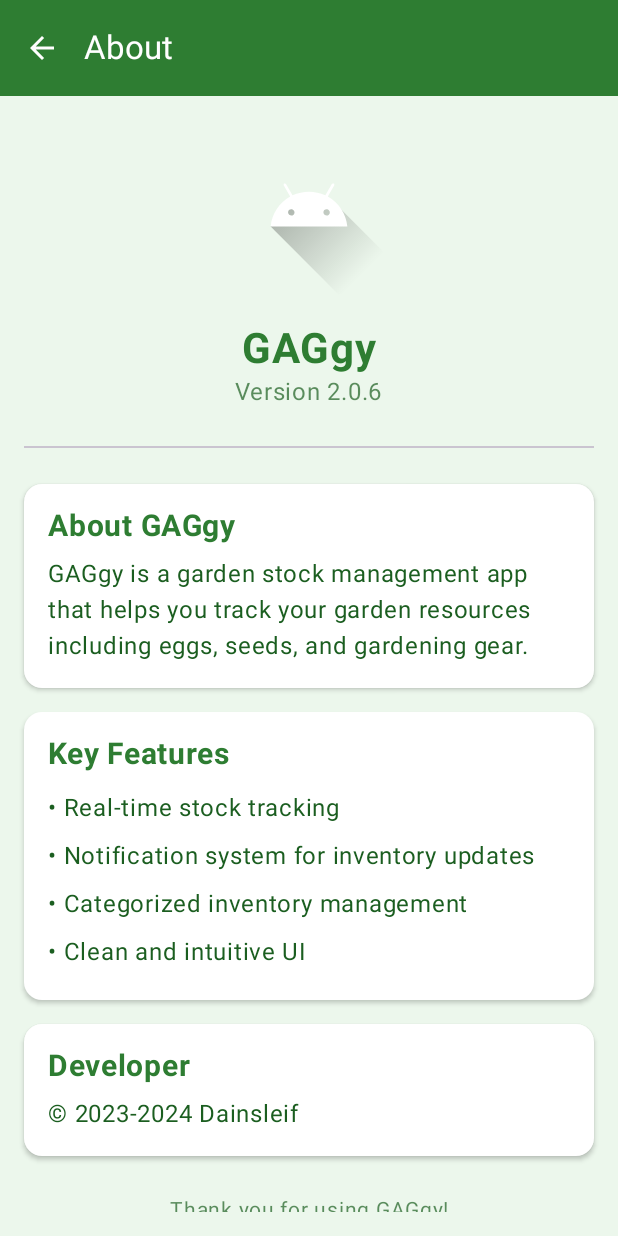
After one commit to jonvicbarcenas/GAGgy, an Android app built with Jetpack Compose: the AboutScreen screen opened through its navigation route, on a phone screen of 412 x 824 dp. The commit adds this screen. Run offline under Robolectric (Android 15) with nearby library versions, the phone set to English and light mode, and no system bars; our stand-ins replace Firebase (no records; nobody signed in at launch, a user with empty details on screens opened directly).

Commit message:
Add About screen with app information and features

```diff
--- a/app/src/main/java/com/dainsleif/gaggy/MainActivity.kt
+++ b/app/src/main/java/com/dainsleif/gaggy/MainActivity.kt
@@ -20,6 +20,7 @@ import androidx.navigation.compose.composable
 import androidx.navigation.compose.rememberNavController
 import com.dainsleif.gaggy.ui.components.GardenListScreen
 import com.dainsleif.gaggy.ui.components.UpdateDialog
+import com.dainsleif.gaggy.ui.screens.AboutScreen
 import com.dainsleif.gaggy.ui.screens.ListToggleScreen
 import com.dainsleif.gaggy.ui.theme.GardenAppTheme
 import com.dainsleif.gaggy.viewmodel.GardenViewModel
@@ -80,12 +81,23 @@ class MainActivity : ComponentActivity() {
                             onCheckForUpdates = {
                                 showUpdateDialog = true
                                 updateViewModel.checkForUpdates()
+                            },
+                            onAboutClick = {
+                                navController.navigate("about")
                             }
                         )
                     }
 
                     composable("notifications") {
                         ListToggleScreen(
+                            onBackPressed = {
+                                navController.popBackStack()
+                            }
+                        )
+                    }
+
+                    composable("about") {
+                        AboutScreen(
                             onBackPressed = {
                                 navController.popBackStack()
                             }
--- a/app/src/main/java/com/dainsleif/gaggy/ui/components/GardenComponents.kt
+++ b/app/src/main/java/com/dainsleif/gaggy/ui/components/GardenComponents.kt
@@ -65,7 +65,8 @@ fun GardenListScreen(
     isLoading: Boolean,
     error: String?,
     onNotificationClick: () -> Unit,
-    onCheckForUpdates: () -> Unit = {}
+    onCheckForUpdates: () -> Unit = {},
+    onAboutClick: () -> Unit = {}
 ) {
     var showMenu by remember { mutableStateOf(false) }
 
@@ -74,7 +75,7 @@ fun GardenListScreen(
             TopAppBar(
                 title = {
                     Text(
-                        text = "Grow A Garden List",
+                        text = "gaggy",
                         color = MaterialTheme.colorScheme.onPrimary,
                         fontWeight = FontWeight.Bold
                     )
@@ -113,6 +114,14 @@ fun GardenListScreen(
                                 onClick = {
                                     showMenu = false
                                     onCheckForUpdates()
+                                }
+                            )
+
+                            DropdownMenuItem(
+                                text = { Text("About") },
+                                onClick = {
+                                    showMenu = false
+                                    onAboutClick()
                                 }
                             )
                         }
@@ -272,7 +281,7 @@ fun GardenHeader() {
         horizontalAlignment = Alignment.CenterHorizontally
     ) {
         Text(
-            text = "Grow A Garden List",
+            text = "GAG Stocks",
             fontSize = 32.sp,
             fontWeight = FontWeight.Bold,
             color = MaterialTheme.colorScheme.primary,
--- /dev/null
+++ b/app/src/main/java/com/dainsleif/gaggy/ui/screens/AboutScreen.kt
@@ -0,0 +1,211 @@
+package com.dainsleif.gaggy.ui.screens
+
+import androidx.compose.foundation.Image
+import androidx.compose.foundation.layout.Arrangement
+import androidx.compose.foundation.layout.Column
+import androidx.compose.foundation.layout.Spacer
+import androidx.compose.foundation.layout.fillMaxSize
+import androidx.compose.foundation.layout.fillMaxWidth
+import androidx.compose.foundation.layout.height
+import androidx.compose.foundation.layout.padding
+import androidx.compose.foundation.layout.size
+import androidx.compose.foundation.rememberScrollState
+import androidx.compose.foundation.shape.CircleShape
+import androidx.compose.foundation.verticalScroll
+import androidx.compose.material.icons.Icons
+import androidx.compose.material.icons.filled.ArrowBack
+import androidx.compose.material3.Card
+import androidx.compose.material3.CardDefaults
+import androidx.compose.material3.Divider
+import androidx.compose.material3.ExperimentalMaterial3Api
+import androidx.compose.material3.Icon
+import androidx.compose.material3.IconButton
+import androidx.compose.material3.MaterialTheme
+import androidx.compose.material3.Scaffold
+import androidx.compose.material3.Text
+import androidx.compose.material3.TopAppBar
+import androidx.compose.material3.TopAppBarDefaults
+import androidx.compose.runtime.Composable
+import androidx.compose.ui.Alignment
+import androidx.compose.ui.Modifier
+import androidx.compose.ui.draw.clip
+import androidx.compose.ui.res.painterResource
+import androidx.compose.ui.text.font.FontWeight
+import androidx.compose.ui.text.style.TextAlign
+import androidx.compose.ui.unit.dp
+import androidx.compose.ui.unit.sp
+import com.dainsleif.gaggy.BuildConfig
+import com.dainsleif.gaggy.R
+
+@OptIn(ExperimentalMaterial3Api::class)
+@Composable
+fun AboutScreen(onBackPressed: () -> Unit) {
+    val scrollState = rememberScrollState()
+
+    Scaffold(
+        topBar = {
+            TopAppBar(
+                title = { Text("About") },
+                navigationIcon = {
+                    IconButton(onClick = onBackPressed) {
+                        Icon(
+                            imageVector = Icons.Default.ArrowBack,
+                            contentDescription = "Back"
+                        )
+                    }
+                },
+                colors = TopAppBarDefaults.topAppBarColors(
+                    containerColor = MaterialTheme.colorScheme.primary,
+                    titleContentColor = MaterialTheme.colorScheme.onPrimary,
+                    navigationIconContentColor = MaterialTheme.colorScheme.onPrimary
+                )
+            )
+        }
+    ) { paddingValues ->
+        Column(
+            modifier = Modifier
+                .fillMaxSize()
+                .padding(paddingValues)
+                .padding(16.dp)
+                .verticalScroll(scrollState),
+            horizontalAlignment = Alignment.CenterHorizontally,
+            verticalArrangement = Arrangement.Top
+        ) {
+            // App Logo
+            Image(
+                painter = painterResource(id = R.drawable.ic_launcher_foreground),
+                contentDescription = "App Logo",
+                modifier = Modifier
+                    .size(120.dp)
+                    .clip(CircleShape)
+            )
+
+            Spacer(modifier = Modifier.height(16.dp))
+
+            // App Name
+            Text(
+                text = "GAGgy",
+                fontSize = 28.sp,
+                fontWeight = FontWeight.Bold,
+                color = MaterialTheme.colorScheme.primary
+            )
+
+            // App Version
+            Text(
+                text = "Version ${BuildConfig.VERSION_NAME}",
+                fontSize = 16.sp,
+                color = MaterialTheme.colorScheme.onSurface.copy(alpha = 0.7f)
+            )
+
+            Spacer(modifier = Modifier.height(24.dp))
+            Divider()
+            Spacer(modifier = Modifier.height(24.dp))
+
+            // App Description
+            Card(
+                modifier = Modifier.fillMaxWidth(),
+                colors = CardDefaults.cardColors(
+                    containerColor = MaterialTheme.colorScheme.surface
+                ),
+                elevation = CardDefaults.cardElevation(defaultElevation = 2.dp)
+            ) {
+                Column(
+                    modifier = Modifier.padding(16.dp)
+                ) {
+                    Text(
+                        text = "About GAGgy",
+                        fontSize = 20.sp,
+                        fontWeight = FontWeight.Bold,
+                        color = MaterialTheme.colorScheme.primary
+                    )
+
+                    Spacer(modifier = Modifier.height(8.dp))
+
+                    Text(
+                        text = "GAGgy is a garden stock management app that helps you track your garden resources including eggs, seeds, and gardening gear.",
+                        fontSize = 16.sp,
+                        color = MaterialTheme.colorScheme.onSurface
+                    )
+                }
+            }
+
+            Spacer(modifier = Modifier.height(16.dp))
+
+            // Features
+            Card(
+                modifier = Modifier.fillMaxWidth(),
+                colors = CardDefaults.cardColors(
+                    containerColor = MaterialTheme.colorScheme.surface
+                ),
+                elevation = CardDefaults.cardElevation(defaultElevation = 2.dp)
+            ) {
+                Column(
+                    modifier = Modifier.padding(16.dp)
+                ) {
+                    Text(
+                        text = "Key Features",
+                        fontSize = 20.sp,
+                        fontWeight = FontWeight.Bold,
+                        color = MaterialTheme.colorScheme.primary
+                    )
+
+                    Spacer(modifier = Modifier.height(8.dp))
+
+                    FeatureItem("Real-time stock tracking")
+                    FeatureItem("Notification system for inventory updates")
+                    FeatureItem("Categorized inventory management")
+                    FeatureItem("Clean and intuitive UI")
+                }
+            }
+
+            Spacer(modifier = Modifier.height(16.dp))
+
+            // Developer Info
+            Card(
+                modifier = Modifier.fillMaxWidth(),
+                colors = CardDefaults.cardColors(
+                    containerColor = MaterialTheme.colorScheme.surface
+                ),
+                elevation = CardDefaults.cardElevation(defaultElevation = 2.dp)
+            ) {
+                Column(
+                    modifier = Modifier.padding(16.dp)
+                ) {
+                    Text(
+                        text = "Developer",
+                        fontSize = 20.sp,
+                        fontWeight = FontWeight.Bold,
+                        color = MaterialTheme.colorScheme.primary
+                    )
+
+                    Spacer(modifier = Modifier.height(8.dp))
+
+                    Text(
+                        text = "© 2023-2024 Dainsleif",
+                        fontSize = 16.sp,
+                        color = MaterialTheme.colorScheme.onSurface
+                    )
+                }
+            }
+
+            Spacer(modifier = Modifier.height(24.dp))
+
+            Text(
+                text = "Thank you for using GAGgy!",
+                fontSize = 14.sp,
+                color = MaterialTheme.colorScheme.onSurface.copy(alpha = 0.7f),
+                textAlign = TextAlign.Center
+            )
+        }
+    }
+}
+
+@Composable
+fun FeatureItem(feature: String) {
+    Text(
+        text = "• $feature",
+        fontSize = 16.sp,
+        color = MaterialTheme.colorScheme.onSurface,
+        modifier = Modifier.padding(vertical = 4.dp)
+    )
+}
```
Also changed, not shown: 1 other file.
